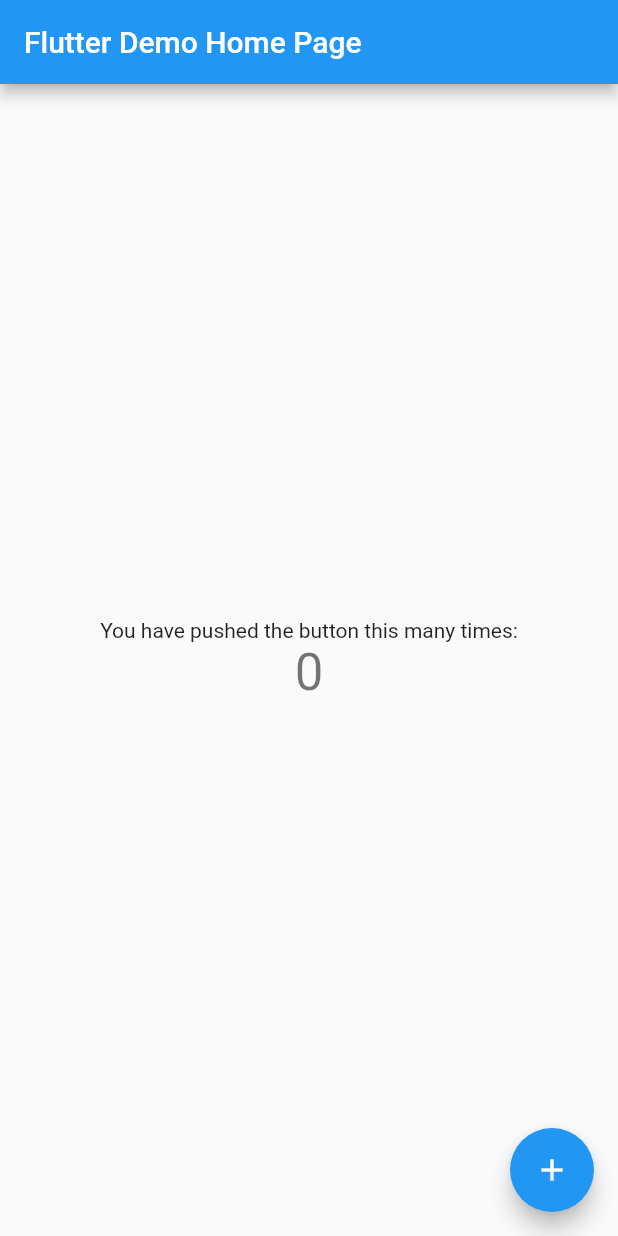
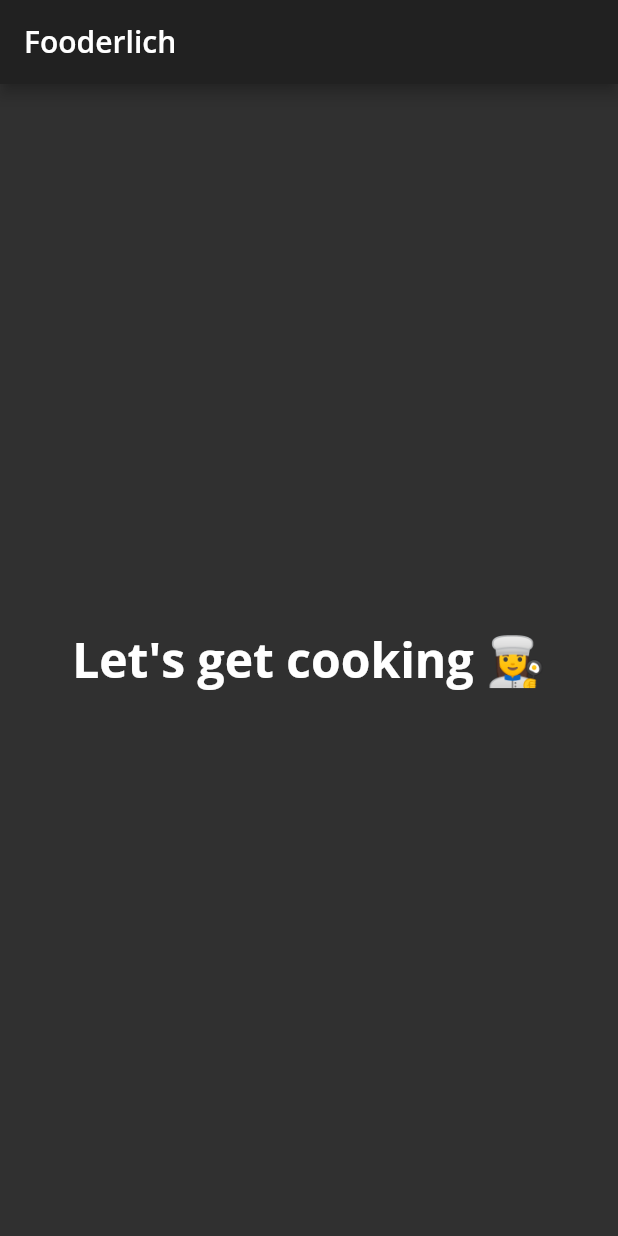
Before and after one commit to AlexandraDamaschin/FooderlichApp, a Flutter app: the screen it shows after launch, on a phone screen of 412 x 824 dp. Run offline on Flutter 3.47's test engine with Material 2 defaults, Android fonts, the phone set to English and light mode, and no system bars; our stand-ins replace google_fonts.

Commit message:
Add dark/light themes

```diff
--- a/lib/main.dart
+++ b/lib/main.dart
@@ -1,115 +1,33 @@
 import 'package:flutter/material.dart';
+import 'package:flutter/cupertino.dart';
+import 'themes/fooderlich_theme.dart';
 
 void main() {
-  runApp(const MyApp());
+  runApp(const Fooderlich());
 }
 
-class MyApp extends StatelessWidget {
-  const MyApp({Key? key}) : super(key: key);
+class Fooderlich extends StatelessWidget {
+  const Fooderlich({Key? key}) : super(key: key);
 
-  // This widget is the root of your application.
   @override
   Widget build(BuildContext context) {
+    final theme = FooderlichTheme.dark();
+
     return MaterialApp(
-      title: 'Flutter Demo',
-      theme: ThemeData(
-        // This is the theme of your application.
-        //
-        // Try running your application with "flutter run". You'll see the
-        // application has a blue toolbar. Then, without quitting the app, try
-        // changing the primarySwatch below to Colors.green and then invoke
-        // "hot reload" (press "r" in the console where you ran "flutter run",
-        // or simply save your changes to "hot reload" in a Flutter IDE).
-        // Notice that the counter didn't reset back to zero; the application
-        // is not restarted.
-        primarySwatch: Colors.blue,
+      theme: theme,
+      title: 'Fooderlich',
+      home: Scaffold(
+        appBar: AppBar(
+            title: Text(
+          'Fooderlich',
+          style: theme.textTheme.headline6,
+        )),
+        body: Center(
+            child: Text(
+          'Let\'s get cooking 👩‍🍳',
+          style: theme.textTheme.headline1,
+        )),
       ),
-      home: const MyHomePage(title: 'Flutter Demo Home Page'),
     );
   }
 }
-
-class MyHomePage extends StatefulWidget {
-  const MyHomePage({Key? key, required this.title}) : super(key: key);
-
-  // This widget is the home page of your application. It is stateful, meaning
-  // that it has a State object (defined below) that contains fields that affect
-  // how it looks.
-
-  // This class is the configuration for the state. It holds the values (in this
-  // case the title) provided by the parent (in this case the App widget) and
-  // used by the build method of the State. Fields in a Widget subclass are
-  // always marked "final".
-
-  final String title;
-
-  @override
-  State<MyHomePage> createState() => _MyHomePageState();
-}
-
-class _MyHomePageState extends State<MyHomePage> {
-  int _counter = 0;
-
-  void _incrementCounter() {
-    setState(() {
-      // This call to setState tells the Flutter framework that something has
-      // changed in this State, which causes it to rerun the build method below
-      // so that the display can reflect the updated values. If we changed
-      // _counter without calling setState(), then the build method would not be
-      // called again, and so nothing would appear to happen.
-      _counter++;
-    });
-  }
-
-  @override
-  Widget build(BuildContext context) {
-    // This method is rerun every time setState is called, for instance as done
-    // by the _incrementCounter method above.
-    //
-    // The Flutter framework has been optimized to make rerunning build methods
-    // fast, so that you can just rebuild anything that needs updating rather
-    // than having to individually change instances of widgets.
-    return Scaffold(
-      appBar: AppBar(
-        // Here we take the value from the MyHomePage object that was created by
-        // the App.build method, and use it to set our appbar title.
-        title: Text(widget.title),
-      ),
-      body: Center(
-        // Center is a layout widget. It takes a single child and positions it
-        // in the middle of the parent.
-        child: Column(
-          // Column is also a layout widget. It takes a list of children and
-          // arranges them vertically. By default, it sizes itself to fit its
-          // children horizontally, and tries to be as tall as its parent.
-          //
-          // Invoke "debug painting" (press "p" in the console, choose the
-          // "Toggle Debug Paint" action from the Flutter Inspector in Android
-          // Studio, or the "Toggle Debug Paint" command in Visual Studio Code)
-          // to see the wireframe for each widget.
-          //
-          // Column has various properties to control how it sizes itself and
-          // how it positions its children. Here we use mainAxisAlignment to
-          // center the children vertically; the main axis here is the vertical
-          // axis because Columns are vertical (the cross axis would be
-          // horizontal).
-          mainAxisAlignment: MainAxisAlignment.center,
-          children: <Widget>[
-            const Text(
-              'You have pushed the button this many times:',
-            ),
-            Text(
-              '$_counter',
-              style: Theme.of(context).textTheme.headline4,
-            ),
-          ],
-        ),
-      ),
-      floatingActionButton: FloatingActionButton(
-        onPressed: _incrementCounter,
-        tooltip: 'Increment',
-        child: const Icon(Icons.add),
-      ), // This trailing comma makes auto-formatting nicer for build methods.
-    );
-  }
-}
--- /dev/null
+++ b/lib/themes/fooderlich_theme.dart
@@ -0,0 +1,103 @@
+import 'package:flutter/material.dart';
+import 'package:google_fonts/google_fonts.dart';
+
+class FooderlichTheme {
+  static TextTheme lightTextTheme = TextTheme(
+    bodyText1: GoogleFonts.openSans(
+      fontSize: 14.0,
+      fontWeight: FontWeight.w700,
+      color: Colors.black,
+    ),
+    headline1: GoogleFonts.openSans(
+      fontSize: 32.0,
+      fontWeight: FontWeight.bold,
+      color: Colors.black,
+    ),
+    headline2: GoogleFonts.openSans(
+      fontSize: 21.0,
+      fontWeight: FontWeight.w700,
+      color: Colors.black,
+    ),
+    headline3: GoogleFonts.openSans(
+      fontSize: 16.0,
+      fontWeight: FontWeight.w600,
+      color: Colors.black,
+    ),
+    headline6: GoogleFonts.openSans(
+      fontSize: 20.0,
+      fontWeight: FontWeight.w600,
+      color: Colors.black,
+    ),
+  );
+
+  static TextTheme darkTextTheme = TextTheme(
+    bodyText1: GoogleFonts.openSans(
+      fontSize: 14.0,
+      fontWeight: FontWeight.w700,
+      color: Colors.white,
+    ),
+    headline1: GoogleFonts.openSans(
+      fontSize: 32.0,
+      fontWeight: FontWeight.bold,
+      color: Colors.white,
+    ),
+    headline2: GoogleFonts.openSans(
+      fontSize: 21.0,
+      fontWeight: FontWeight.w700,
+      color: Colors.white,
+    ),
+    headline3: GoogleFonts.openSans(
+      fontSize: 16.0,
+      fontWeight: FontWeight.w600,
+      color: Colors.white,
+    ),
+    headline6: GoogleFonts.openSans(
+      fontSize: 20.0,
+      fontWeight: FontWeight.w600,
+      color: Colors.white,
+    ),
+  );
+
+  static ThemeData light() {
+    return ThemeData(
+      brightness: Brightness.light,
+      checkboxTheme: CheckboxThemeData(
+        fillColor: MaterialStateColor.resolveWith(
+          (states) {
+            return Colors.black;
+          },
+        ),
+      ),
+      appBarTheme: const AppBarTheme(
+        foregroundColor: Colors.black,
+        backgroundColor: Colors.white,
+      ),
+      floatingActionButtonTheme: const FloatingActionButtonThemeData(
+        foregroundColor: Colors.white,
+        backgroundColor: Colors.black,
+      ),
+      bottomNavigationBarTheme: const BottomNavigationBarThemeData(
+        selectedItemColor: Colors.green,
+      ),
+      textTheme: lightTextTheme,
+    );
+  }
+
+  static ThemeData dark() {
+    return ThemeData(
+      brightness: Brightness.dark,
+      appBarTheme: AppBarTheme(
+        foregroundColor: Colors.white,
+        backgroundColor: Colors.grey[900],
+      ),
+      floatingActionButtonTheme: const FloatingActionButtonThemeData(
+        foregroundColor: Colors.white,
+        backgroundColor: Colors.green,
+      ),
+      bottomNavigationBarTheme: const BottomNavigationBarThemeData(
+        selectedItemColor: Colors.green,
+      ),
+      textTheme: darkTextTheme,
+    );
+  }
+}
```
Also changed, not shown: pubspec.yaml (+2 -66 lines), pubspec.lock, 1 other file.
